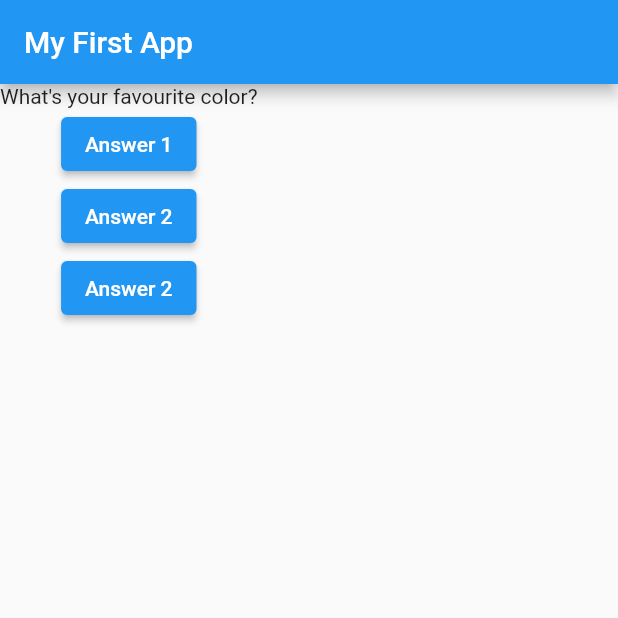
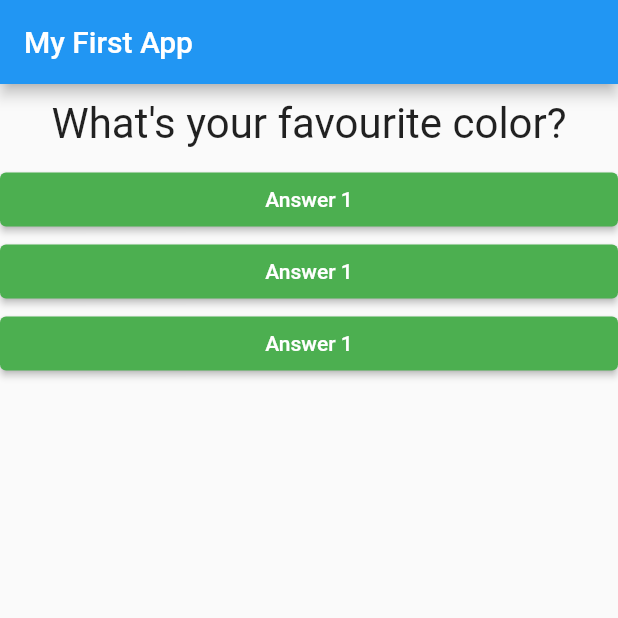
Before and after one commit to bjamyl/flutter-demo, a Flutter app: the screen it shows after launch, on a phone screen of 412 x 824 dp, the top half of it. Run offline on Flutter 3.47's test engine with Material 2 defaults, Android fonts, the phone set to English and light mode, and no system bars.

Commit message:
added new files and split main code into smaller files

```diff
--- /dev/null
+++ b/lib/answer.dart
@@ -0,0 +1,18 @@
+import 'package:flutter/material.dart';
+
+class Answer extends StatelessWidget {
+  final VoidCallback selectHandler;
+
+  Answer(this.selectHandler);
+  @override
+  Widget build(BuildContext context) {
+    return Container(
+      width: double.infinity,
+      child: ElevatedButton(
+        style: ElevatedButton.styleFrom(backgroundColor: Colors.green),
+        onPressed: selectHandler,
+        child: Text('Answer 1'),
+      ),
+    );
+  }
+}
--- a/lib/main.dart
+++ b/lib/main.dart
@@ -1,6 +1,7 @@
 import 'package:flutter/material.dart';
 
 import './question.dart';
+import './answer.dart';
 
 // void main() {
 //   runApp(MyApp());
@@ -39,18 +40,9 @@ class _MyAppState extends State<MyApp> {
         body: Column(
           children: [
             Question(questions[_questionIndex]),
-            ElevatedButton(
-              onPressed: _answerQuestion,
-              child: Text('Answer 1'),
-            ),
-            ElevatedButton(
-              onPressed: () => print('Answer two chosen'),
-              child: Text('Answer 2'),
-            ),
-            ElevatedButton(
-              onPressed: _answerQuestion,
-              child: Text('Answer 2'),
-            ),
+            Answer(_answerQuestion),
+            Answer(_answerQuestion),
+            Answer(_answerQuestion),
           ],
         ),
       ),
--- a/lib/question.dart
+++ b/lib/question.dart
@@ -7,6 +7,14 @@ class Question extends StatelessWidget {
 
   @override
   Widget build(BuildContext context) {
-    return Text(questionText);
+    return Container(
+      width: double.infinity,
+      margin: EdgeInsets.all(10),
+      child: Text(
+        questionText,
+        style: TextStyle(fontSize: 28),
+        textAlign: TextAlign.center,
+      ),
+    );
   }
 }
```
